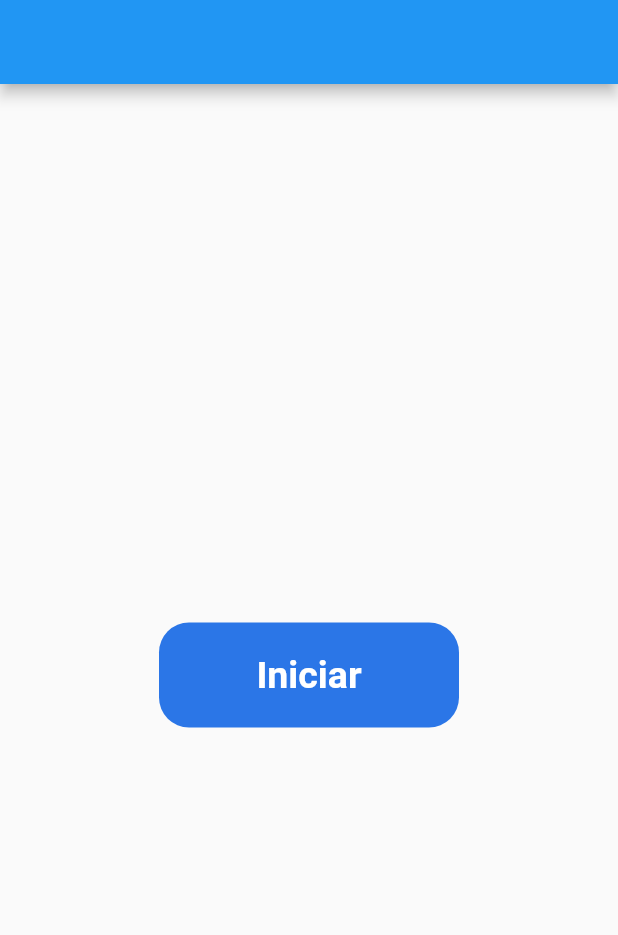
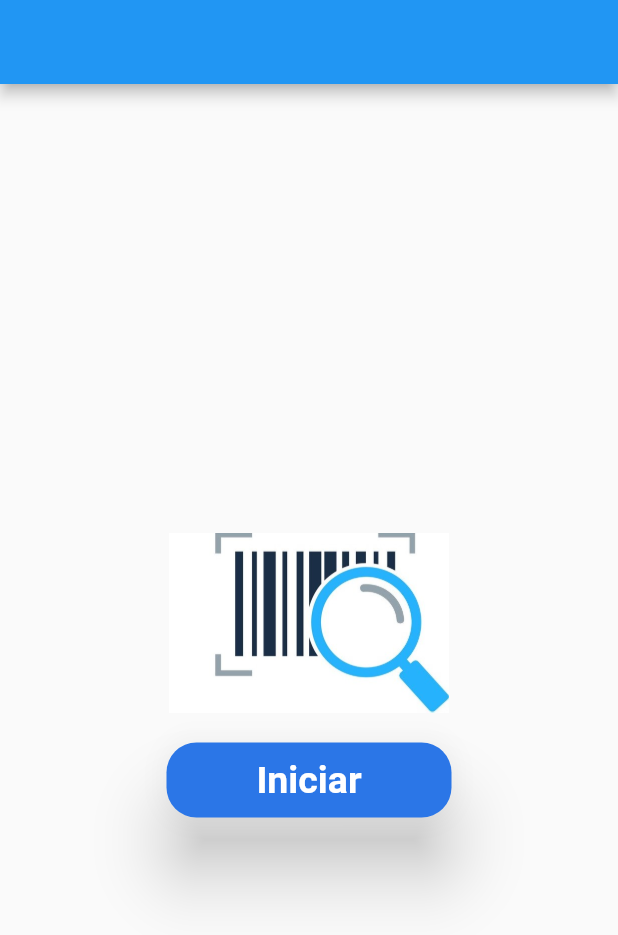
Before and after one commit to bentesf/barcode, a Flutter app: the screen it shows after launch, on a phone screen of 412 x 824 dp. Shown: the top 935 px of the screen. Run offline on Flutter 3.47's test engine with Material 2 defaults, Android fonts, the phone set to English and light mode, and no system bars; our stand-ins replace csv, file_picker, flutter_speed_dial, rflutter_alert; missing offline and left inert: anchor_scroll_controller, syncfusion_flutter_barcodes.

Commit message:
primeira versão definitiva

```diff
--- /dev/null
+++ b/lib/image.dart
@@ -0,0 +1,5 @@
+class AppImages {
+  static const logomini = "assets/images/logomini.png";
+  static const teste = "assets/images/teste.png";
+  static const teste2 = "assets/images/teste2.jpg";
+}
--- a/lib/main.dart
+++ b/lib/main.dart
@@ -1,3 +1,4 @@
+import 'package:barcode_generator/image.dart';
 import 'package:flutter/material.dart';
 import 'general_scroll_view.dart';
 
@@ -41,8 +42,18 @@ class _MyHomePageState extends State<MyHomePage> {
               height: 20,
             ),
             Center(
+              child: Image.asset(
+                AppImages.teste2,
+                // width: 200,
+                height: 120,
+              ),
+            ),
+            SizedBox(
+              height: 20,
+            ),
+            Center(
               child: Material(
-                elevation: 0,
+                elevation: 20,
                 color: Color.fromARGB(255, 43, 118, 231),
                 borderRadius: BorderRadius.circular(20),
                 child: MaterialButton(
@@ -53,8 +64,8 @@ class _MyHomePageState extends State<MyHomePage> {
                       return GeneralScrollViewWidget();
                     }));
                   },
-                  minWidth: 200,
-                  height: 70,
+                  minWidth: 190,
+                  height: 50,
                   child: Text(
                     'Iniciar',
                     style: TextStyle(
--- a/pubspec.yaml
+++ b/pubspec.yaml
@@ -58,7 +58,8 @@ flutter:
   uses-material-design: true
 
   # To add assets to your application, add an assets section, like this:
-  # assets:
+  assets:
+  - assets/images/
   #   - images/a_dot_burr.jpeg
   #   - images/a_dot_ham.jpeg
 
```
Also changed, not shown: lib/general_scroll_view.dart (+17 -51 lines), assets/images/logomini.png (added), assets/images/teste.png (added), assets/images/teste2.jpg (added).
